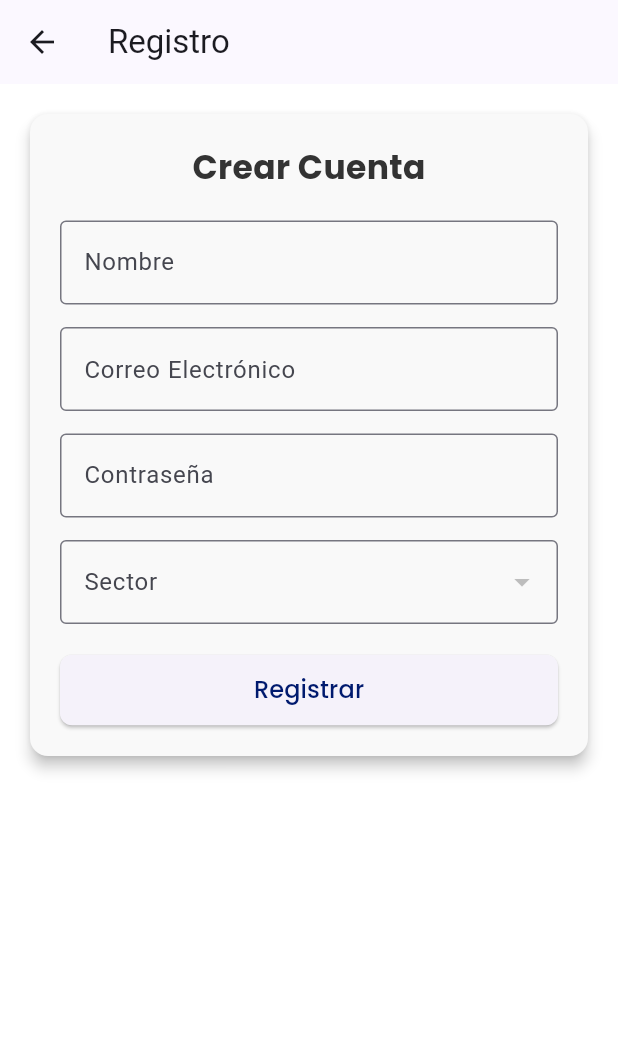
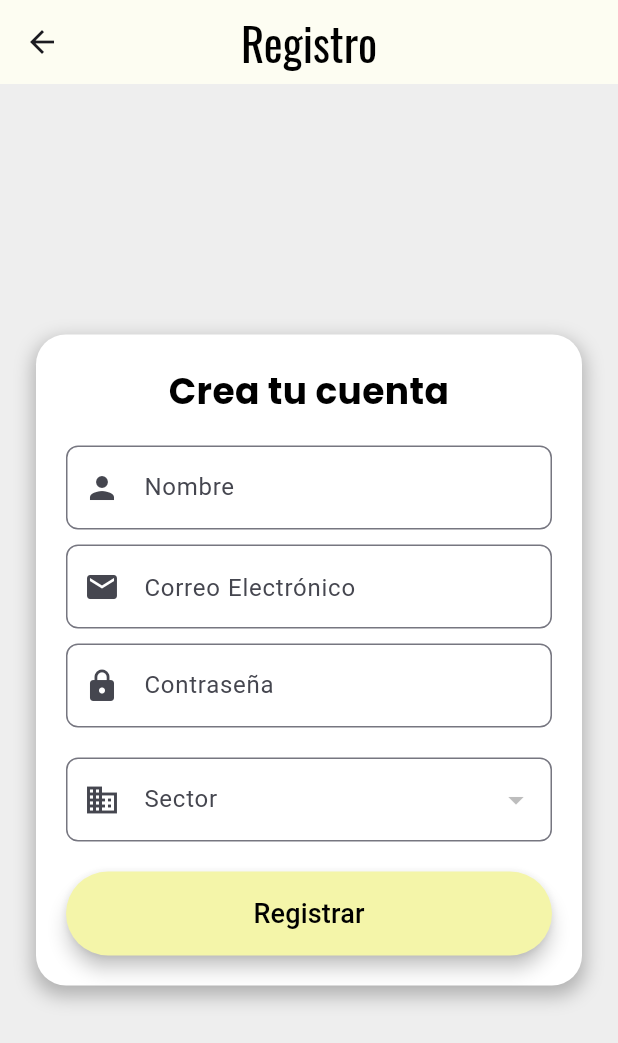
Before and after one commit to AngelPabloSC/proyecto_barrion, a Flutter app: the RegisterScreen screen opened by its route, on a phone screen of 412 x 824 dp. Shown: the top 1043 px of the screen. Run offline on Flutter 3.47's test engine with Material 3 defaults, Android fonts, the phone set to English and light mode, and no system bars; our stand-ins replace dropdown_search, firebase_core, firebase_messaging, google_fonts, shared_preferences; accounts and stored records are empty; network calls fail.

Commit message:
se mejoró las vistas del registro y log in para una mejor experiencia de usuario

```diff
--- a/lib/screens/register_screen.dart
+++ b/lib/screens/register_screen.dart
@@ -71,7 +71,9 @@ class _RegisterScreenState extends State<RegisterScreen> {
     }
   }
 
+
   void _showDialog(String title, String message, Color color) {
+
     showDialog(
       context: context,
       builder: (context) => AlertDialog(
@@ -87,57 +89,97 @@ class _RegisterScreenState extends State<RegisterScreen> {
   @override
   Widget build(BuildContext context) {
     return Scaffold(
-      appBar: AppBar(title: Text("Registro")),
-      body: GestureDetector(
-        onTap: () => FocusScope.of(context).unfocus(), // Ocultar teclado al tocar fuera
+      backgroundColor: Colors.grey[200],
+      appBar: AppBar(
+        title: Text(
+          "Registro",
+          style: GoogleFonts.oswald(fontSize: 30, color: Colors.black),
+        ),
+        centerTitle: true,
+        backgroundColor: const Color(0xfffDFDF2),
+        elevation: 0,
+      ),
+      body: Center(
         child: SingleChildScrollView(
           child: Padding(
-            padding: const EdgeInsets.all(16.0),
-            child: Center(
-              child: Card(
-                elevation: 4,
-                shape: RoundedRectangleBorder(borderRadius: BorderRadius.circular(12)),
-                child: Padding(
-                  padding: const EdgeInsets.all(20.0),
+            padding: const EdgeInsets.all(24.0),
+            child: Container(
+              padding: const EdgeInsets.all(20),
+              decoration: BoxDecoration(
+                color: Colors.white,
+                borderRadius: BorderRadius.circular(20),
+                boxShadow: [
+                  BoxShadow(
+                    color: Colors.black26,
+                    blurRadius: 10,
+                    spreadRadius: 2,
+                    offset: Offset(0, 5),
+                  ),
+                ],
+              ),
               child: Form(
                 key: _formKey,
                 child: Column(
                   mainAxisSize: MainAxisSize.min,
+                  crossAxisAlignment: CrossAxisAlignment.stretch,
                   children: [
-                        Text("Crear Cuenta", style: GoogleFonts.poppins(fontSize: 22, fontWeight: FontWeight.bold)),
+                    Text(
+                      "Crea tu cuenta",
+                      textAlign: TextAlign.center,
+                      style: GoogleFonts.poppins(
+                        fontSize: 24,
+                        fontWeight: FontWeight.bold,
+                        color: Colors.black,
+                      ),
+                    ),
                     SizedBox(height: 20),
                     TextFormField(
                       controller: _nameController,
-                          decoration: InputDecoration(labelText: "Nombre", border: OutlineInputBorder()),
+                      decoration: InputDecoration(
+                        labelText: "Nombre",
+                        border: OutlineInputBorder(
+                          borderRadius: BorderRadius.circular(8),
+                        ),
+                        prefixIcon: Icon(Icons.person),
+                      ),
                       validator: (value) => value!.isEmpty ? "Ingrese su nombre" : null,
                     ),
-                        SizedBox(height: 15),
+                    SizedBox(height: 10),
                     TextFormField(
                       controller: _emailController,
                       style: GoogleFonts.poppins(fontSize: 16, fontWeight: FontWeight.w500),
                       decoration: InputDecoration(
                         labelText: "Correo Electrónico",
-                            border: OutlineInputBorder(),
+                        border: OutlineInputBorder(
+                          borderRadius: BorderRadius.circular(8),
+                        ),
+                        prefixIcon: Icon(Icons.email),
                       ),
                       keyboardType: TextInputType.emailAddress,
                       validator: (value) => value!.isEmpty ? "Ingrese un correo válido" : null,
                     ),
-                        SizedBox(height: 15),
+                    SizedBox(height: 10),
                     TextFormField(
                       controller: _passwordController,
                       decoration: InputDecoration(
                         labelText: "Contraseña",
-                            border: OutlineInputBorder(),
+                        border: OutlineInputBorder(
+                          borderRadius: BorderRadius.circular(8),
+                        ),
+                        prefixIcon: Icon(Icons.lock),
                       ),
                       obscureText: true,
                       validator: (value) => value!.length < 6 ? "La contraseña debe tener al menos 6 caracteres" : null,
                     ),
-                        SizedBox(height: 15),
+                    SizedBox(height: 20),
                     DropdownButtonFormField<String>(
                       value: _selectedSector,
                       decoration: InputDecoration(
                         labelText: "Sector",
-                            border: OutlineInputBorder(),
+                        border: OutlineInputBorder(
+                          borderRadius: BorderRadius.circular(8),
+                        ),
+                        prefixIcon: Icon(Icons.business),
                       ),
                       items: _sectors.map((Sector sector) {
                         return DropdownMenuItem<String>(
@@ -153,17 +195,22 @@ class _RegisterScreenState extends State<RegisterScreen> {
                       validator: (value) => value == null ? "Seleccione un sector" : null,
                     ),
                     SizedBox(height: 20),
-                        _isLoading
-                            ? CircularProgressIndicator()
-                            : SizedBox(
-                          width: double.infinity,
-                          child: ElevatedButton(
+                    if (_isLoading)
+                      Center(child: CircularProgressIndicator())
+                    else
+                      ElevatedButton(
                         onPressed: _registerUser,
                         style: ElevatedButton.styleFrom(
-                              shape: RoundedRectangleBorder(borderRadius: BorderRadius.circular(8)),
-                              padding: EdgeInsets.symmetric(vertical: 12),
+                          backgroundColor: const Color(0xFFF4F5A9),
+                          padding: const EdgeInsets.symmetric(vertical: 15),
+                          shape: RoundedRectangleBorder(
+                            borderRadius: BorderRadius.circular(30),
                           ),
-                            child: Text("Registrar", style: GoogleFonts.poppins(fontSize: 16)),
+                          elevation: 5,
+                        ),
+                        child: Text(
+                          "Registrar",
+                          style: TextStyle(fontSize: 18, color: Colors.black),
                         ),
                       ),
                   ],
@@ -173,7 +220,39 @@ class _RegisterScreenState extends State<RegisterScreen> {
           ),
         ),
       ),
+    );
+  }
+
+
+  Widget _buildTextField({
+    required TextEditingController controller,
+    required String label,
+    required IconData icon,
+    bool obscureText = false,
+    TextInputType keyboardType = TextInputType.text,
+  }) {
+    return TextFormField(
+      controller: controller,
+      keyboardType: keyboardType,
+      obscureText: obscureText,
+      decoration: _inputDecoration(label, icon),
+      validator: (value) => value!.isEmpty ? "Ingrese $label" : null,
+    );
+  }
+
+  InputDecoration _inputDecoration(String label, IconData icon) {
+    return InputDecoration(
+      labelText: label,
+      prefixIcon: Icon(icon, color: Colors.black12),
+      filled: true,
+      fillColor: Colors.grey[100],
+      border: OutlineInputBorder(
+        borderRadius: BorderRadius.circular(15),
+        borderSide: BorderSide.none,
       ),
+      focusedBorder: OutlineInputBorder(
+        borderRadius: BorderRadius.circular(15),
+        borderSide: BorderSide(color: Colors.blueAccent, width: 2),
       ),
     );
   }
```
Also changed, not shown: lib/screens/login_screen.dart (+27 -13 lines). Lines whose indentation alone changed are shown as unchanged.
